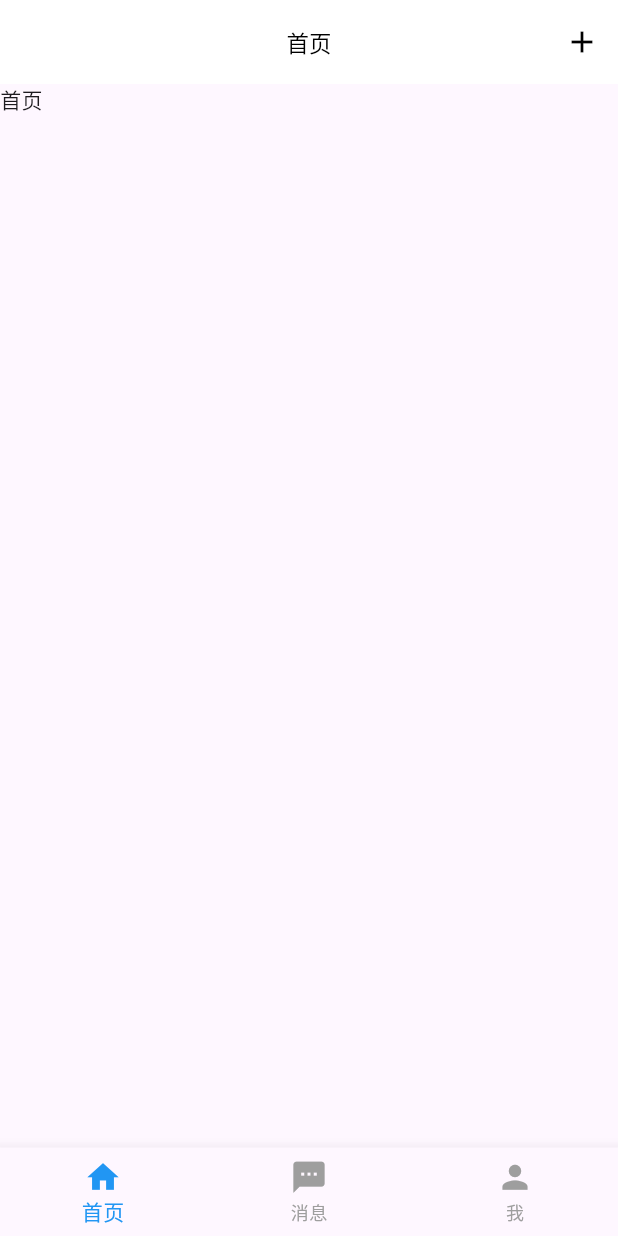
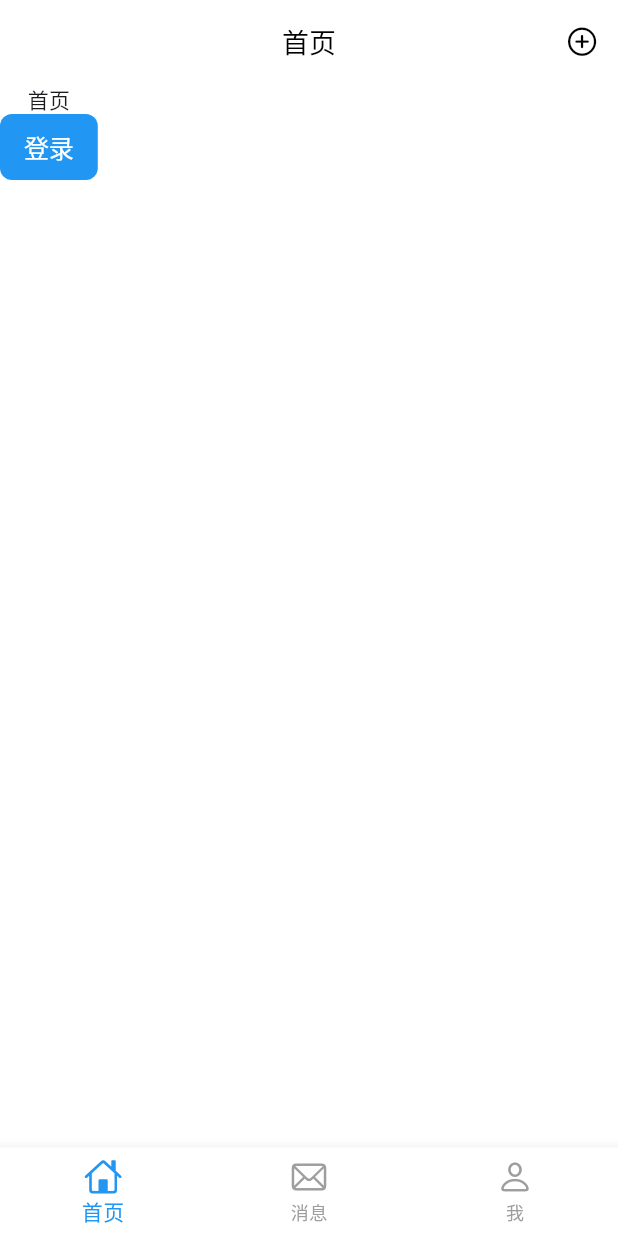
Before and after one commit to tianchoy/zd_iot, a Flutter app: the screen it shows after launch, on a phone screen of 412 x 824 dp. Run offline on Flutter 3.47's test engine with Material 3 defaults, Android fonts, the phone set to English and light mode, and no system bars; our stand-ins replace get; Roboto replaces fonts that are missing (PingFang SC).

Commit message:
更新了一些功能

```diff
--- a/lib/components/tab_bar.dart
+++ b/lib/components/tab_bar.dart
@@ -13,6 +13,7 @@ class TabBar extends GetView<TabBarController> {
       body: Obx(() => controller.currentTab.value.page), // 现在可以使用 .page 了
       bottomNavigationBar: Obx(
         () => BottomNavigationBar(
+          backgroundColor: Colors.white,
           items: AppTab.values.map((tab) {
             final isSelected = tab == controller.currentTab.value;
             return BottomNavigationBarItem(
--- a/lib/components/top_bar.dart
+++ b/lib/components/top_bar.dart
@@ -17,7 +17,7 @@ class TopBar extends StatelessWidget implements PreferredSizeWidget {
         centerTitle: true,
         title: Text(
           controller.topBarTitle.value,
-          style: TextStyle(fontSize: 15.0),
+          style: TextStyle(fontSize: 18.0),
         ),
         actions: controller.topBarActions,
         automaticallyImplyLeading: controller.topBarShowBack.value,
--- a/lib/main.dart
+++ b/lib/main.dart
@@ -12,6 +12,12 @@ class MyApp extends StatelessWidget {
   @override
   Widget build(BuildContext context) {
     return GetMaterialApp(
+      theme: ThemeData(
+        primaryColor: const Color(0xFF007AFF),
+        scaffoldBackgroundColor: Colors.white,
+        fontFamily: 'PingFang SC',
+        brightness: Brightness.light,
+      ),
       initialRoute: '/',
       debugShowCheckedModeBanner: false,
       defaultTransition: Transition.rightToLeftWithFade,
--- a/lib/pages/home/home_page.dart
+++ b/lib/pages/home/home_page.dart
@@ -1,3 +1,4 @@
+import 'package:flutter/cupertino.dart';
 import 'package:flutter/material.dart';
 import 'package:get/get.dart';
 import 'controllers/home_page_controller.dart';
@@ -7,6 +8,19 @@ class HomePage extends GetView<HomePageController> {
 
   @override
   Widget build(BuildContext context) {
-    return Container(child: Text('首页'));
+    return Column(
+      children: [
+        Text('首页'),
+        CupertinoButton(
+          color: Colors.blue,
+          borderRadius: BorderRadius.circular(8.0),
+          padding: EdgeInsets.symmetric(horizontal: 16.0, vertical: 8.0),
+          onPressed: () {
+            Get.toNamed('/login');
+          },
+          child: const Text('登录', style: TextStyle(color: Colors.white)),
+        ),
+      ],
+    );
   }
 }
--- /dev/null
+++ b/lib/pages/login/bindings/login_page_binding.dart
@@ -0,0 +1,9 @@
+import 'package:get/get.dart';
+import '../controllers/login_page_controller.dart';
+
+class LoginPageBinding extends Bindings {
+  @override
+  void dependencies() {
+    Get.lazyPut(() => LoginPageController());
+  }
+}
--- a/lib/router/router.dart
+++ b/lib/router/router.dart
@@ -1,13 +1,16 @@
 import 'package:get/get.dart';
 import '../components/bindings/tab_bar_bingding.dart';
 import '../components/tab_bar.dart';
+import '../pages/login/bindings/login_page_binding.dart';
+import '../pages/login/login_page.dart';
 
 class AppRouter {
   static final routes = [
+    GetPage(name: '/', page: () => const TabBar(), bindings: [TabBarBinding()]),
     GetPage(
-      name: '/',
-      page: () => const TabBar(),
-      bindings: [TabBarBinding()],
-    )
+      name: '/login',
+      page: () => const LoginPage(),
+      bindings: [LoginPageBinding()],
+    ),
   ];
 }
```
Also changed, not shown: lib/components/controllers/tab_bar_controller.dart (+16 -6 lines), lib/pages/login/controllers/login_page_controller.dart (added, +17 -0 lines), lib/pages/login/login_page.dart (added, +89 -0 lines).
